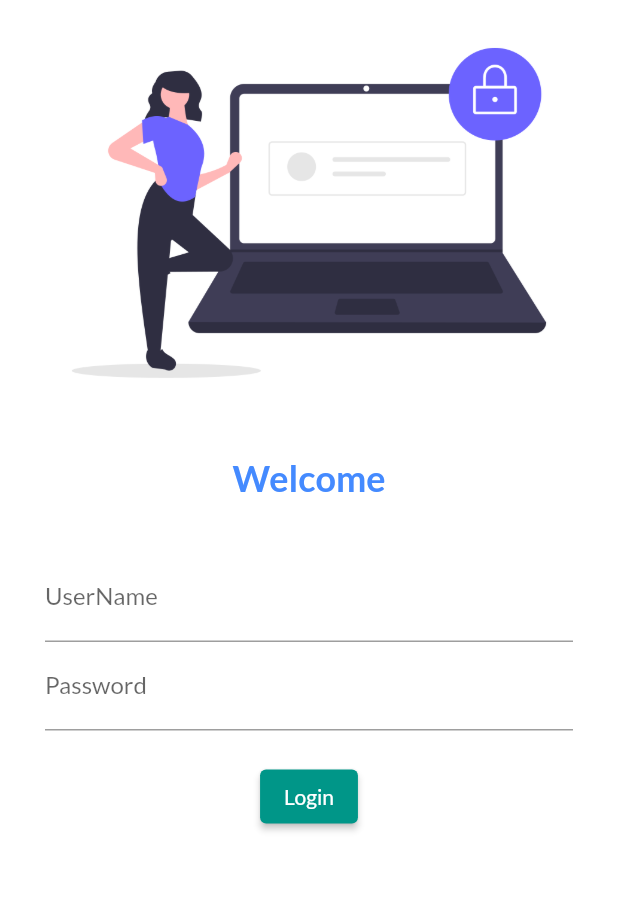
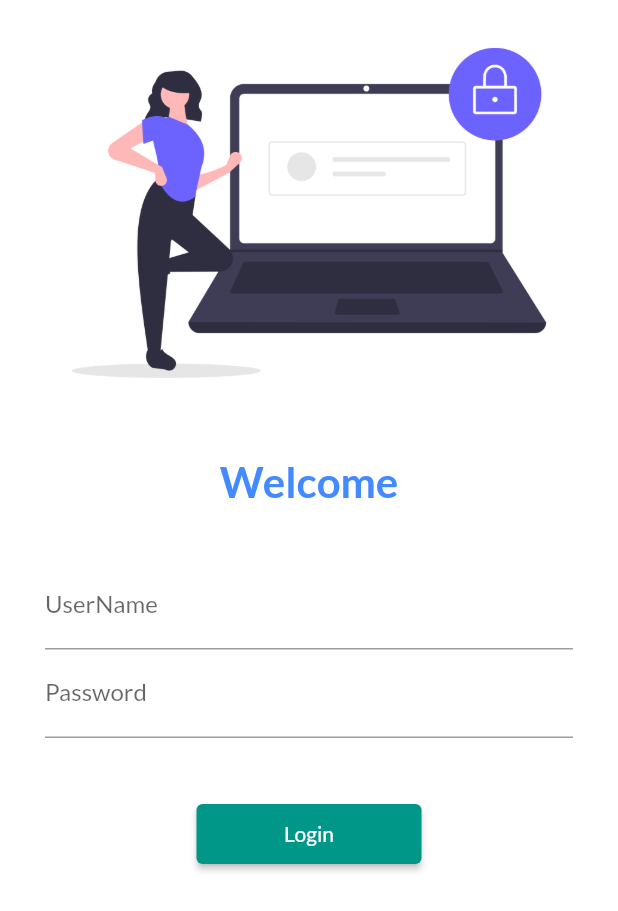
Before and after one commit to Monika123-pawar/Catalog_app, a Flutter app: the screen it shows after launch, on a phone screen of 412 x 824 dp. Shown: the top 911 px of the screen. Run offline on Flutter 3.47's test engine with Material 2 defaults, Android fonts, the phone set to English and light mode, and no system bars; our stand-ins replace google_fonts.

Commit message:
Day 5 Completed

```diff
--- a/lib/main.dart
+++ b/lib/main.dart
@@ -2,6 +2,7 @@ import 'package:flutter/cupertino.dart';
 import 'package:flutter/material.dart';
 import 'package:google_fonts/google_fonts.dart';
 import 'package:mtech/pages/login_page.dart';
+import 'package:mtech/utils/routes.dart';
 import 'pages/homePage.dart';
 
 void main() {
@@ -24,8 +25,8 @@ class MyApp extends StatelessWidget {
       initialRoute: "/login",
       routes: {
         "/": (context) => LoginPage(),
-        "/home": (context) => HomePage(),
-        "/login": (context) => LoginPage(),
+       MyRoutes.HomeRoute: (context) => HomePage(),
+        MyRoutes.loginRoute:(context)=>LoginPage(),
       },
     );
   }
--- a/lib/pages/login_page.dart
+++ b/lib/pages/login_page.dart
@@ -1,17 +1,20 @@
 
 import 'package:flutter/cupertino.dart';
 import 'package:flutter/material.dart';
+import 'package:mtech/utils/routes.dart';
 
 class LoginPage extends StatelessWidget {
   @override
   Widget build(BuildContext context) {
     return Material(
       color: Colors.white,
+      child: SingleChildScrollView(
         child: Column(
           children: [
             Image.asset(
               "assets/images/login.png",
               fit: BoxFit.cover,
+              // height: 200,
             ),
             SizedBox(
               height: 20.0,
@@ -21,7 +24,7 @@ class LoginPage extends StatelessWidget {
               style: TextStyle(
                   color: Colors.blueAccent,
                   fontWeight: FontWeight.bold,
-                fontSize: 24),
+                  fontSize: 28),
             ),
             SizedBox(
               height: 20.0,
@@ -44,20 +47,23 @@ class LoginPage extends StatelessWidget {
                     ),
                   ),
                   SizedBox(
-                  height: 20.0,
+                    height: 40.0,
                   ),
                   ElevatedButton(
                       onPressed: (){
-                      print("hi mona");
+                       Navigator.pushNamed(context, MyRoutes.HomeRoute);
                       },
                       child: Text("Login"),
-                  style: TextButton.styleFrom(),
+                    style: TextButton.styleFrom(
+                      minimumSize: Size(150, 40),
+                    ),
                   )
                 ],
               ),
             ),
           ],
         ),
+      ),
     );
   }
 }
--- /dev/null
+++ b/lib/utils/routes.dart
@@ -0,0 +1,4 @@
+class MyRoutes{
+  static String loginRoute="/login";
+  static String HomeRoute="/home";
+}
```
Lines whose indentation alone changed are shown as unchanged.
